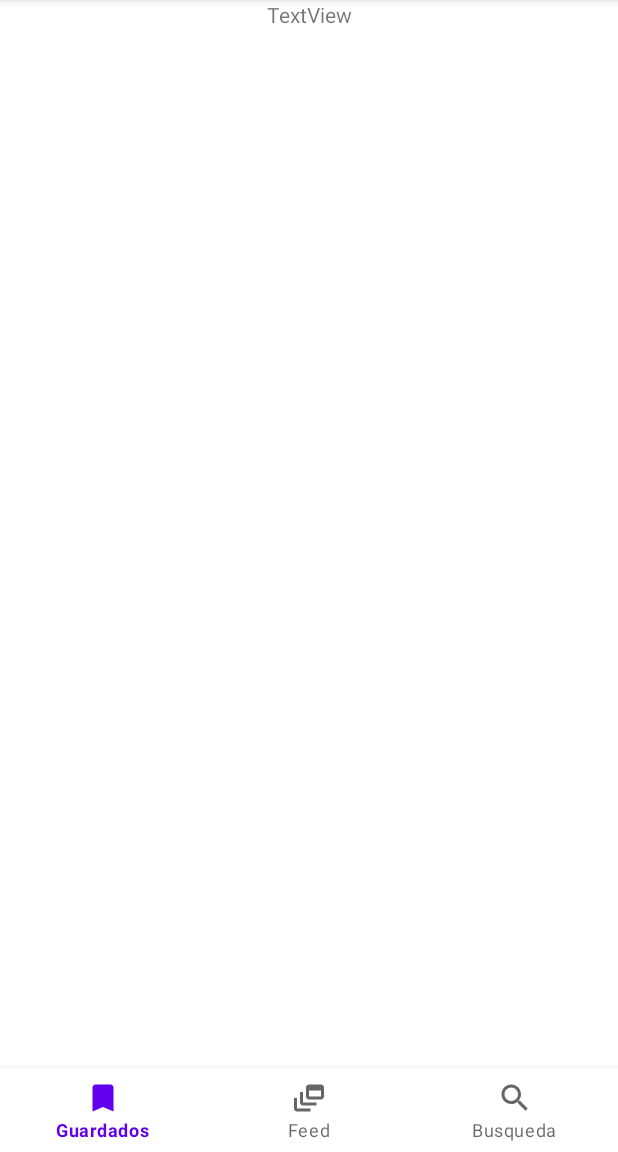
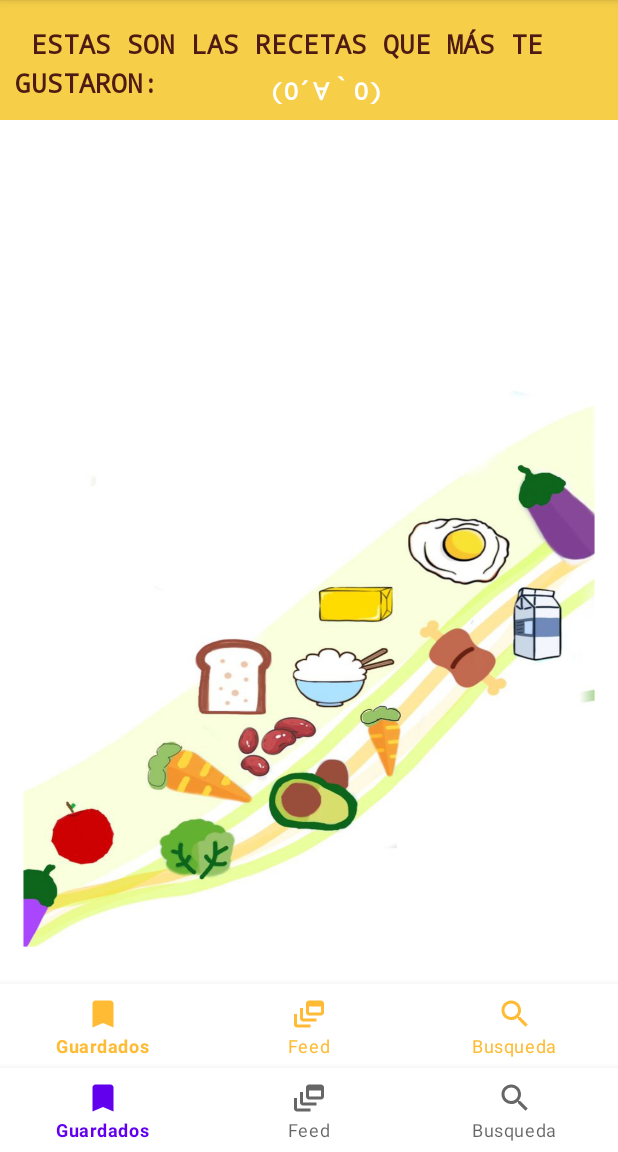
Before and after one commit to Mkefs/EatGood, an Android app: the screen it shows after launch (MainActivity), on a phone screen of 412 x 824 dp, the part 84-1236 px from its top. Run offline under Robolectric (Android 15) with nearby library versions, the phone set to English and light mode, and no system bars.

Commit message:
hice el fondito de nuestra parte

```diff
--- a/app/src/main/res/layout/home_layout.xml
+++ b/app/src/main/res/layout/home_layout.xml
@@ -1,20 +1,76 @@
 <?xml version="1.0" encoding="utf-8"?>
-<androidx.constraintlayout.widget.ConstraintLayout
-    xmlns:android="http://schemas.android.com/apk/res/android"
+<LinearLayout xmlns:android="http://schemas.android.com/apk/res/android"
     xmlns:app="http://schemas.android.com/apk/res-auto"
-    xmlns:tools="http://schemas.android.com/tools"
+    android:id="@+id/container"
     android:layout_width="match_parent"
-    android:layout_height="match_parent">
+    android:layout_height="match_parent"
+    android:background="#8BC34A"
+    android:orientation="vertical">
 
-    <TextView
-        android:id="@+id/textView"
-        android:layout_width="wrap_content"
+    <!--
+    android:name="androidx.navigation.fragment.NavHostFragment"
+    app:defaultNavHost="true"
+    app:navGraph="@navigation/mobile_navigation" />
+    -->
+
+    <FrameLayout
+        android:id="@+id/nav_host_fragment"
+        android:layout_width="match_parent"
+        android:layout_height="0dp"
+        android:layout_weight="1"
+        android:background="@drawable/receta">
+
+        <TextView
+            android:id="@+id/textView3"
+            android:layout_width="match_parent"
+            android:layout_height="80dp"
+            android:background="#F6CE48" />
+
+        <TextView
+            android:id="@+id/tv1"
+            android:layout_width="444dp"
+            android:layout_height="wrap_content"
+            android:layout_marginLeft="10dp"
+            android:layout_marginTop="17dp"
+            android:background="#F6CE48"
+            android:fontFamily="monospace"
+            android:lineSpacingExtra="6sp"
+            android:text=" ESTAS SON LAS RECETAS QUE MÁS TE GUSTARON:"
+            android:textAlignment="viewStart"
+            android:textAllCaps="true"
+            android:textColor="#4D1B13"
+            android:textColorHint="#8BC34A"
+            android:textColorLink="#4D1B13"
+            android:textSize="17sp"
+            android:textStyle="bold"
+            android:typeface="monospace" />
+
+        <TextView
+            android:id="@+id/textView2"
+            android:layout_width="wrap_content"
+            android:layout_height="wrap_content"
+            android:layout_marginLeft="180dp"
+            android:layout_marginTop="48dp"
+            android:fontFamily="monospace"
+            android:lineSpacingExtra="6sp"
+            android:text="(o´∀｀o)"
+            android:textAlignment="viewStart"
+            android:textAllCaps="true"
+            android:textColor="#FFFFFF"
+            android:textSize="16sp"
+            android:textStyle="bold"
+            android:typeface="monospace" />
+
+
+    </FrameLayout>
+
+    <com.google.android.material.bottomnavigation.BottomNavigationView
+        android:id="@+id/nav_view"
+        android:layout_width="match_parent"
         android:layout_height="wrap_content"
-        android:text="TextView"
-        app:layout_constraintBottom_toBottomOf="parent"
-        app:layout_constraintEnd_toEndOf="parent"
-        app:layout_constraintStart_toStartOf="parent"
-        app:layout_constraintTop_toTopOf="parent"
-        app:layout_constraintVertical_bias="0.0" />
+        android:layout_weight="0"
+        app:itemIconTint="@android:color/holo_orange_light"
+        app:itemTextColor="@android:color/holo_orange_light"
+        app:menu="@menu/bottom_nav_menu" />
 
-</androidx.constraintlayout.widget.ConstraintLayout>
+</LinearLayout>
```
Also changed, not shown: app/src/main/res/drawable/receta.png (added).
